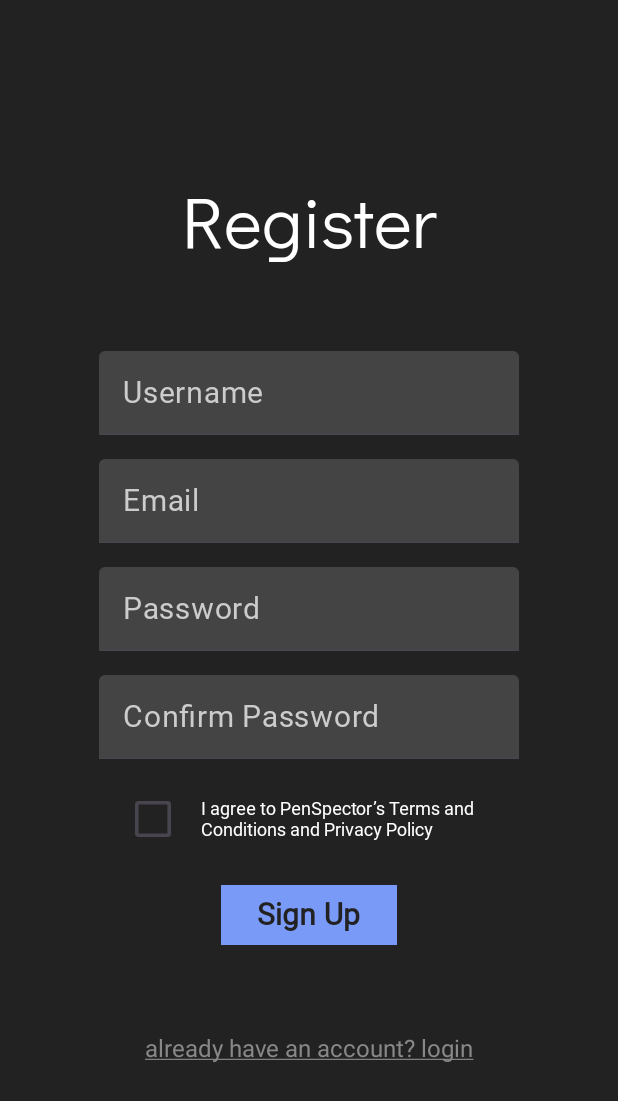
After one commit to tallbreadstick/PenSpecter, an Android app built with Jetpack Compose: the @Preview function RegisterPage, on a phone screen of 412 x 824 dp. The commit adds this screen. Shown: the top 1101 px of the screen. Run offline under Robolectric (Android 15) with nearby library versions, the phone set to English and light mode, and no system bars.

Commit message:
Login and Register Page

```diff
--- a/app/build.gradle.kts
+++ b/app/build.gradle.kts
@@ -59,6 +59,8 @@ dependencies {
     implementation(libs.androidx.ui.graphics)
     implementation(libs.androidx.ui.tooling.preview)
     implementation(libs.androidx.material3)
+    implementation(libs.androidx.navigation.compose)
+    implementation(libs.androidx.ui.text.google.fonts)
     testImplementation(libs.junit)
     androidTestImplementation(libs.androidx.junit)
     androidTestImplementation(libs.androidx.espresso.core)
@@ -66,4 +68,6 @@ dependencies {
     androidTestImplementation(libs.androidx.ui.test.junit4)
     debugImplementation(libs.androidx.ui.tooling)
     debugImplementation(libs.androidx.ui.test.manifest)
+
+
 }
--- a/app/src/main/java/com/tallbreadstick/penspecter/SplashActivity.kt
+++ b/app/src/main/java/com/tallbreadstick/penspecter/SplashActivity.kt
@@ -24,8 +24,10 @@ class SplashActivity : ComponentActivity() {
     @Composable
     private fun SplashScreen() {
         LaunchedEffect(key1 = true) {
-            delay(2000)
+            delay(1000)
             startActivity(Intent(this@SplashActivity, MainActivity::class.java))
+            overridePendingTransition(R.anim.fade_in, R.anim.fade_out)
+            finish()
         }
     }
 
--- /dev/null
+++ b/app/src/main/java/com/tallbreadstick/penspecter/screens/auth/RegisterPage.kt
@@ -0,0 +1,173 @@
+package com.tallbreadstick.penspecter.screens.auth
+
+import androidx.compose.foundation.background
+import androidx.compose.foundation.layout.Arrangement
+import androidx.compose.foundation.layout.Column
+import androidx.compose.foundation.layout.Row
+import androidx.compose.foundation.layout.fillMaxSize
+import androidx.compose.foundation.layout.padding
+import androidx.compose.foundation.layout.width
+import androidx.compose.foundation.layout.wrapContentSize
+import androidx.compose.material3.Button
+import androidx.compose.material3.ButtonDefaults
+import androidx.compose.material3.Checkbox
+import androidx.compose.material3.Text
+import androidx.compose.material3.TextField
+import androidx.compose.material3.TextFieldDefaults
+import androidx.compose.runtime.Composable
+import androidx.compose.runtime.mutableStateOf
+import androidx.compose.runtime.remember
+import androidx.compose.ui.Alignment
+import androidx.compose.ui.Modifier
+import androidx.compose.ui.draw.scale
+import androidx.compose.ui.graphics.Color
+import androidx.compose.ui.graphics.RectangleShape
+import androidx.compose.ui.text.TextStyle
+import androidx.compose.ui.text.font.FontWeight
+import androidx.compose.ui.text.style.TextDecoration
+import androidx.compose.ui.tooling.preview.Preview
+import androidx.compose.ui.unit.dp
+import androidx.compose.ui.unit.sp
+import com.tallbreadstick.penspecter.ui.theme.DarkGray
+import com.tallbreadstick.penspecter.ui.theme.DidactGothic
+import com.tallbreadstick.penspecter.ui.theme.PaleBlue
+import com.tallbreadstick.penspecter.ui.theme.Roboto
+
+@Preview
+@Composable
+fun RegisterPage() {
+    Column(
+        modifier = Modifier
+            .fillMaxSize()
+            .background(DarkGray)
+            .wrapContentSize(Alignment.Center),
+        horizontalAlignment = Alignment.CenterHorizontally,
+        verticalArrangement = Arrangement.spacedBy(16.dp)
+    ) {
+        Text(
+            text = "Register",
+            fontFamily = DidactGothic,
+            fontSize = 48.sp,
+            color = Color.White,
+            modifier = Modifier.padding(0.dp, 0.dp, 0.dp, 40.dp)
+        )
+        TextField(
+            value = "",
+            placeholder = {
+                Text(
+                    text = "Username",
+                    fontSize = 20.sp,
+                    fontFamily = Roboto,
+                    color = Color.LightGray
+                )
+            },
+            colors = TextFieldDefaults.colors(
+                unfocusedContainerColor = Color.DarkGray,
+                focusedContainerColor = Color.DarkGray
+            ),
+            onValueChange = {
+
+            }
+        )
+        TextField(
+            value = "",
+            placeholder = {
+                Text(
+                    text = "Email",
+                    fontSize = 20.sp,
+                    fontFamily = Roboto,
+                    color = Color.LightGray
+                )
+            },
+            colors = TextFieldDefaults.colors(
+                unfocusedContainerColor = Color.DarkGray,
+                focusedContainerColor = Color.DarkGray
+            ),
+            onValueChange = {
+
+            }
+        )
+        TextField(
+            value = "",
+            placeholder = {
+                Text(
+                    text = "Password",
+                    fontSize = 20.sp,
+                    fontFamily = Roboto,
+                    color = Color.LightGray
+                )
+            },
+            colors = TextFieldDefaults.colors(
+                unfocusedContainerColor = Color.DarkGray,
+                focusedContainerColor = Color.DarkGray
+            ),
+            onValueChange = {
+
+            }
+        )
+        TextField(
+            value = "",
+            placeholder = {
+                Text(
+                    text = "Confirm Password",
+                    fontSize = 20.sp,
+                    fontFamily = Roboto,
+                    color = Color.LightGray
+                )
+            },
+            colors = TextFieldDefaults.colors(
+                unfocusedContainerColor = Color.DarkGray,
+                focusedContainerColor = Color.DarkGray
+            ),
+            onValueChange = {
+
+            }
+        )
+        Row(
+            horizontalArrangement = Arrangement.spacedBy(8.dp),
+            verticalAlignment = Alignment.CenterVertically
+        ) {
+            val isChecked = remember {
+                mutableStateOf(false)
+            }
+            Checkbox(
+                checked = isChecked.value,
+                modifier = Modifier.scale(1.2f),
+                onCheckedChange = { newState ->
+                    isChecked.value = newState
+                }
+            )
+            Text(
+                text = "I agree to PenSpector’s Terms and Conditions and Privacy Policy",
+                color = Color.White,
+                fontFamily = Roboto,
+                fontSize = 12.sp,
+                modifier = Modifier.width(200.dp)
+            )
+        }
+        Button(
+            colors = ButtonDefaults.buttonColors(
+                containerColor = PaleBlue,
+                contentColor = DarkGray
+            ),
+            shape = RectangleShape,
+            onClick = {
+
+            }
+        ) {
+            Text(
+                text = "Sign Up",
+                fontFamily = Roboto,
+                fontWeight = FontWeight.Bold,
+                fontSize = 20.sp
+            )
+        }
+        Text(
+            text = "already have an account? login",
+            color = Color.Gray,
+            style = TextStyle(textDecoration = TextDecoration.Underline),
+            fontSize = 16.sp,
+            modifier = Modifier.padding(0.dp, 40.dp, 0.dp, 0.dp)
+        )
+    }
+}
--- a/app/src/main/java/com/tallbreadstick/penspecter/ui/theme/Color.kt
+++ b/app/src/main/java/com/tallbreadstick/penspecter/ui/theme/Color.kt
@@ -9,3 +9,6 @@ val Pink80 = Color(0xFFEFB8C8)
 val Purple40 = Color(0xFF6650a4)
 val PurpleGrey40 = Color(0xFF625b71)
 val Pink40 = Color(0xFF7D5260)
+
+val DarkGray = Color(0xFF222222)
+val PaleBlue = Color(0xFF7a9af8)
--- /dev/null
+++ b/app/src/main/java/com/tallbreadstick/penspecter/ui/theme/Font.kt
@@ -0,0 +1,8 @@
+package com.tallbreadstick.penspecter.ui.theme
+
+import androidx.compose.ui.text.font.Font
+import androidx.compose.ui.text.font.FontFamily
+import com.tallbreadstick.penspecter.R
+
+val DidactGothic = FontFamily(Font(R.font.didact_gothic))
+val Roboto = FontFamily(Font(R.font.roboto))
--- /dev/null
+++ b/app/src/main/res/anim/fade_in.xml
@@ -0,0 +1,5 @@
+<?xml version="1.0" encoding="utf-8"?>
+<alpha xmlns:android="http://schemas.android.com/apk/res/android"
+    android:duration="500"
+    android:fromAlpha="0.0"
+    android:toAlpha="1.0" />
--- /dev/null
+++ b/app/src/main/res/anim/fade_out.xml
@@ -0,0 +1,5 @@
+<?xml version="1.0" encoding="utf-8"?>
+<alpha xmlns:android="http://schemas.android.com/apk/res/android"
+    android:duration="500"
+    android:fromAlpha="1.0"
+    android:toAlpha="0.0" />
--- a/gradle/libs.versions.toml
+++ b/gradle/libs.versions.toml
@@ -8,9 +8,13 @@ espressoCore = "3.6.1"
 lifecycleRuntimeKtx = "2.8.7"
 activityCompose = "1.10.0"
 composeBom = "2023.08.00"
+navigationCompose = "2.8.5"
+uiTextGoogleFontsVersion = "1.3.0"
 
 [libraries]
 androidx-core-ktx = { group = "androidx.core", name = "core-ktx", version.ref = "coreKtx" }
+androidx-navigation-compose = { module = "androidx.navigation:navigation-compose", version.ref = "navigationCompose" }
+androidx-ui-text-google-fonts = { module = "androidx.compose.ui:ui-text-google-fonts", version.ref = "uiTextGoogleFontsVersion" }
 junit = { group = "junit", name = "junit", version.ref = "junit" }
 androidx-junit = { group = "androidx.test.ext", name = "junit", version.ref = "junitVersion" }
 androidx-espresso-core = { group = "androidx.test.espresso", name = "espresso-core", version.ref = "espressoCore" }
```
Also changed, not shown: app/src/main/java/com/tallbreadstick/penspecter/screens/LoginScreen.kt (deleted, +0 -10 lines), app/src/main/java/com/tallbreadstick/penspecter/screens/MainScreen.kt (+18 -4 lines), app/src/main/java/com/tallbreadstick/penspecter/screens/RegisterScreen.kt (deleted, +0 -10 lines), app/src/main/java/com/tallbreadstick/penspecter/screens/auth/LoginPage.kt (added, +143 -0 lines), app/src/main/java/com/tallbreadstick/penspecter/screens/auth/RecoveryPage.kt (added, +8 -0 lines), app/src/main/res/font/didact_gothic.ttf (added), app/src/main/res/font/roboto.ttf (added).
